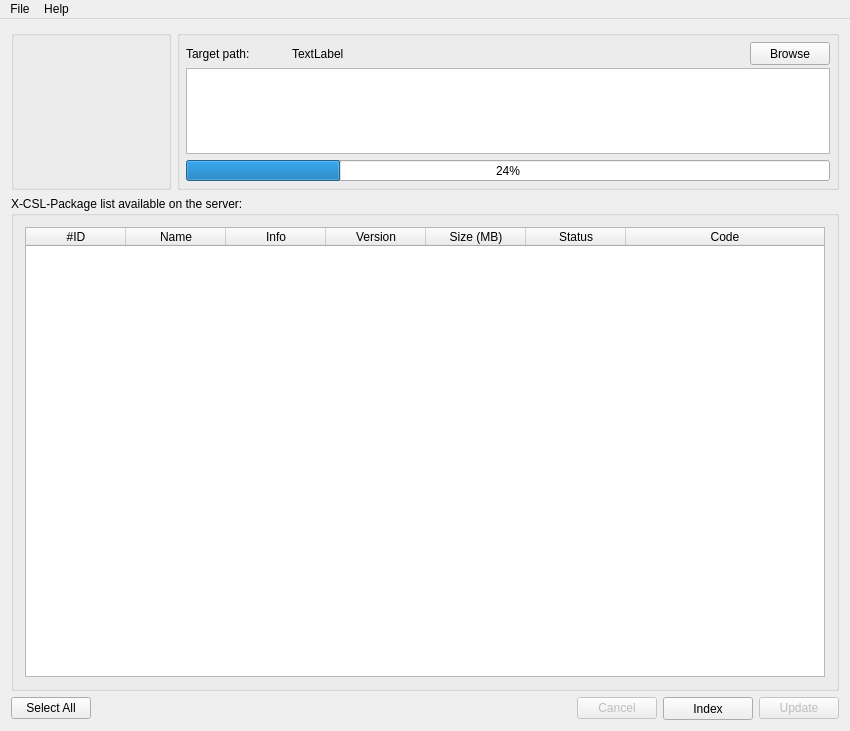
Qt form src/mainwindow.ui (steptosky/x-csl-updater) before a commit.
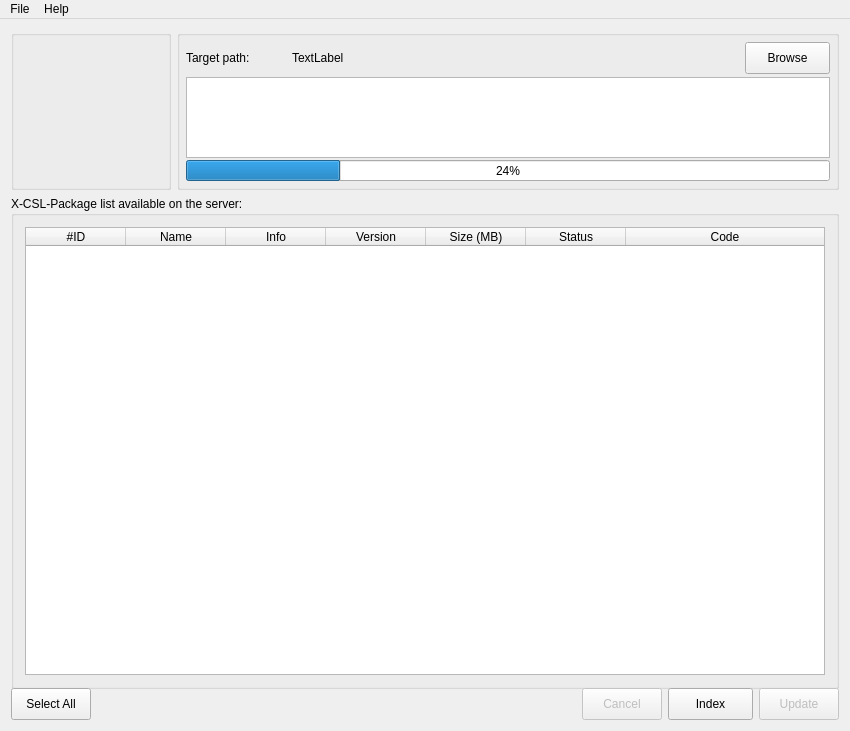
The same form after that commit. Icons and pictures are not drawn.

Commit message: fixes of UI from MAc.

Patch:
```diff
--- a/src/mainwindow.ui
+++ b/src/mainwindow.ui
@@ -168,14 +168,14 @@
             <widget class="QPushButton" name="ButtonSetFolder">
              <property name="minimumSize">
               <size>
-               <width>80</width>
-               <height>23</height>
+               <width>85</width>
+               <height>32</height>
               </size>
              </property>
              <property name="maximumSize">
               <size>
                <width>80</width>
-               <height>23</height>
+               <height>32</height>
               </size>
              </property>
              <property name="toolTip">
@@ -374,6 +374,12 @@
      <layout class="QHBoxLayout" name="horizontalLayout_3">
       <item>
        <widget class="QPushButton" name="SelAllButton">
+        <property name="minimumSize">
+         <size>
+          <width>0</width>
+          <height>32</height>
+         </size>
+        </property>
         <property name="contextMenuPolicy">
          <enum>Qt::NoContextMenu</enum>
         </property>
@@ -403,6 +409,12 @@
         <property name="enabled">
          <bool>false</bool>
         </property>
+        <property name="minimumSize">
+         <size>
+          <width>0</width>
+          <height>32</height>
+         </size>
+        </property>
         <property name="toolTip">
          <string>Cancel the current operation</string>
         </property>
@@ -418,14 +430,14 @@
         </property>
         <property name="minimumSize">
          <size>
-          <width>90</width>
-          <height>23</height>
+          <width>85</width>
+          <height>32</height>
          </size>
         </property>
         <property name="maximumSize">
          <size>
-          <width>90</width>
-          <height>23</height>
+          <width>16777215</width>
+          <height>16777215</height>
          </size>
         </property>
         <property name="contextMenuPolicy">
@@ -447,6 +459,12 @@
         <property name="enabled">
          <bool>false</bool>
         </property>
+        <property name="minimumSize">
+         <size>
+          <width>0</width>
+          <height>32</height>
+         </size>
+        </property>
         <property name="contextMenuPolicy">
          <enum>Qt::NoContextMenu</enum>
         </property>
```
Left out of the diff: 13 changed lines with no effect on the pictures. The commit also changes 4 other files.
